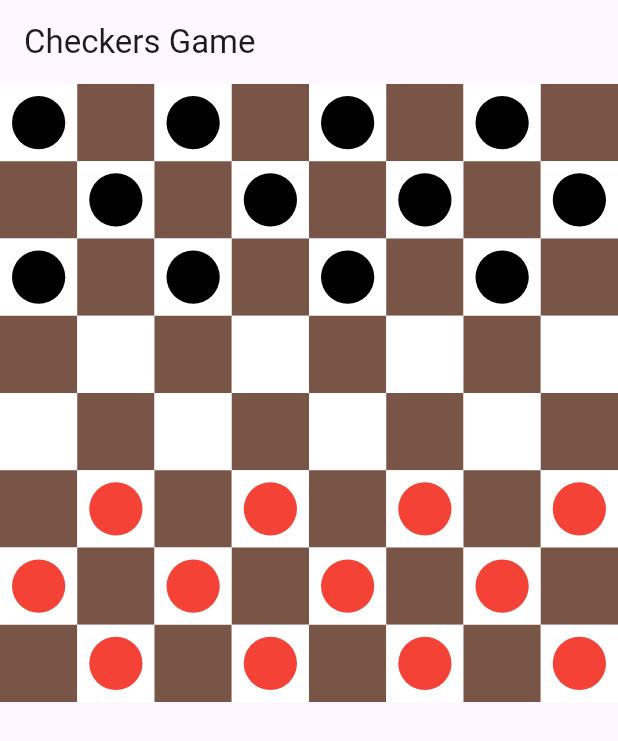
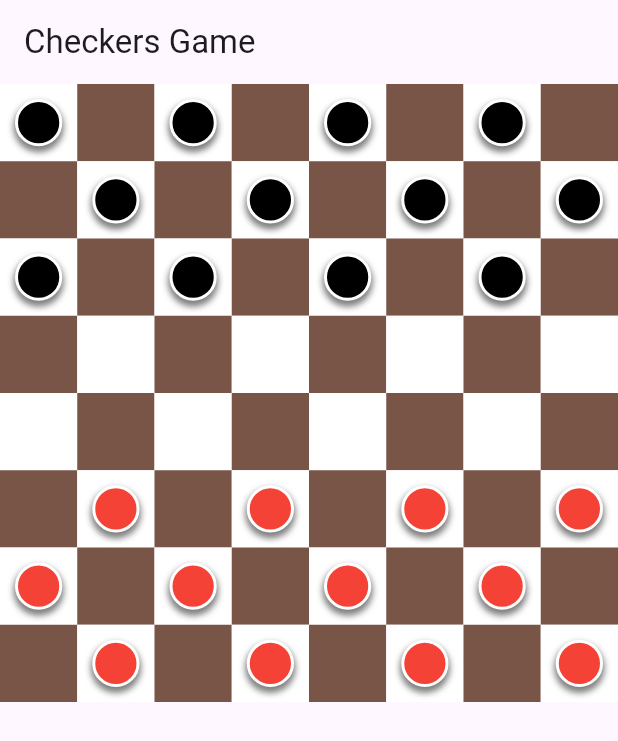
Before and after one commit to julianraj/checkers_game, a Flutter app: the screen it shows after launch, on a phone screen of 412 x 824 dp. Shown: the top 741 px of the screen. Run offline on Flutter 3.47's test engine with Material 3 defaults, Android fonts, the light colour scheme and no system bars.

Commit message:
improve piece design

```diff
--- a/lib/main.dart
+++ b/lib/main.dart
@@ -214,12 +214,21 @@ class Piece extends StatelessWidget {
   @override
   Widget build(BuildContext context) {
     return Container(
-      margin: EdgeInsets.all(8.0),  // Add spacing around the piece
+      margin: const EdgeInsets.all(10),
       decoration: BoxDecoration(
         shape: BoxShape.circle,
         color: isPlayer1 ? Colors.red : Colors.black,  // Red for player 1, black for player 2
+        boxShadow: [
+          BoxShadow(
+            color: Colors.black.withOpacity(0.5),
+            spreadRadius: 1,
+            blurRadius: 3,
+            offset: Offset(0, 3)
+          )
+        ],
+        border: Border.all(color: Colors.white, width: 2)
       ),
-      child: isKing ? Center(child: Icon(Icons.star, color: Colors.white)) : null,
+      child: isKing ? Center(child: Icon(Icons.star, color: Colors.white, size: 24)) : null,
     );
   }
 }
```
